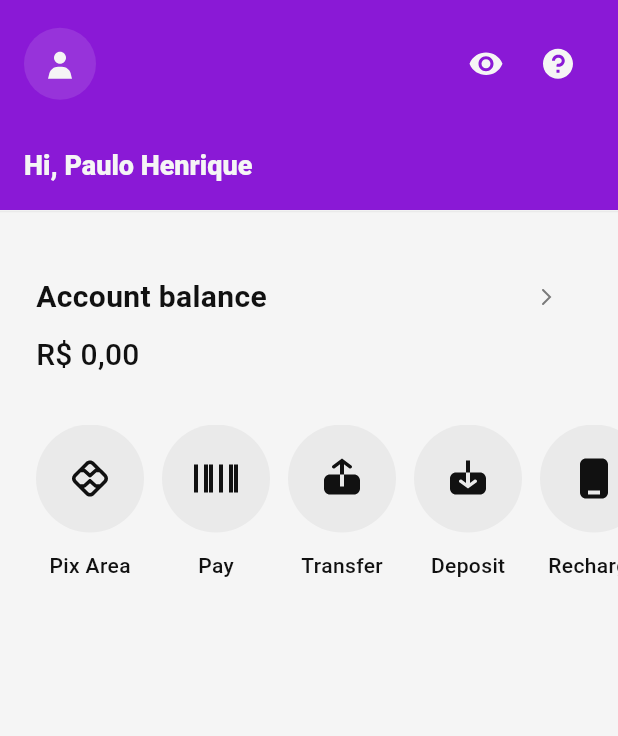
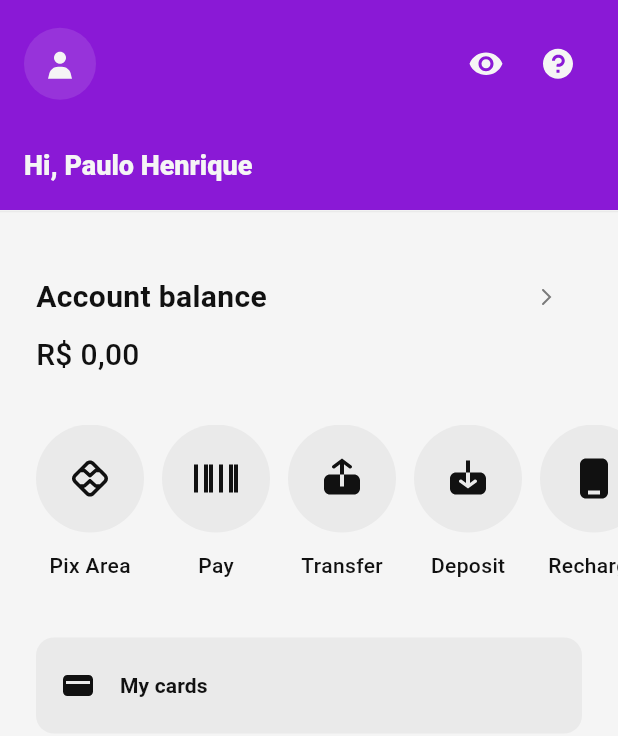
Before and after one commit to paulosabra/nubank, a Flutter app: the screen it shows after launch, on a phone screen of 412 x 824 dp. Shown: the top 736 px of the screen. Run offline on Flutter 3.47's test engine with Material 3 defaults, Android fonts, the phone set to English and light mode, and no system bars; our stand-ins replace flutter_svg, go_router.

Commit message:
feat(home): add MyCards button to HomePage

```diff
--- a/lib/core/assets/icons.dart
+++ b/lib/core/assets/icons.dart
@@ -1,5 +1,6 @@
 abstract class AppIcon {
   static const barcodeIcon = 'assets/icons/barcode.svg';
+  static const cardIcon = 'assets/icons/card.svg';
   static const chevronRightIcon = 'assets/icons/chevron-right.svg';
   static const eyeOffIcon = 'assets/icons/eye-off.svg';
   static const eyeOnIcon = 'assets/icons/eye-on.svg';
--- a/lib/core/localization/app_en.arb
+++ b/lib/core/localization/app_en.arb
@@ -14,5 +14,6 @@
   "transfer": "Transfer",
   "deposit": "Deposit",
   "rechard": "Recharge",
-  "invest": "Invest"
+  "invest": "Invest",
+  "myCards": "My cards"
 }
--- a/lib/core/localization/app_localizations.dart
+++ b/lib/core/localization/app_localizations.dart
@@ -151,6 +151,12 @@ abstract class AppLocalizations {
   /// In en, this message translates to:
   /// **'Invest'**
   String get invest;
+
+  /// No description provided for @myCards.
+  ///
+  /// In en, this message translates to:
+  /// **'My cards'**
+  String get myCards;
 }
 
 class _AppLocalizationsDelegate
--- a/lib/core/localization/app_localizations_en.dart
+++ b/lib/core/localization/app_localizations_en.dart
@@ -36,4 +36,7 @@ class AppLocalizationsEn extends AppLocalizations {
 
   @override
   String get invest => 'Invest';
+
+  @override
+  String get myCards => 'My cards';
 }
--- a/lib/core/localization/app_localizations_pt.dart
+++ b/lib/core/localization/app_localizations_pt.dart
@@ -36,4 +36,7 @@ class AppLocalizationsPt extends AppLocalizations {
 
   @override
   String get invest => 'Investir';
+
+  @override
+  String get myCards => 'Meus cartões';
 }
--- a/lib/core/localization/app_pt.arb
+++ b/lib/core/localization/app_pt.arb
@@ -14,5 +14,6 @@
   "transfer": "Transferir",
   "deposit": "Depositar",
   "rechard": "Recarga",
-  "invest": "Investir"
+  "invest": "Investir",
+  "myCards": "Meus cartões"
 }
--- a/lib/pages/home/home_page.dart
+++ b/lib/pages/home/home_page.dart
@@ -1,5 +1,6 @@
 import 'package:flutter/material.dart';
 import 'package:nubank/components/app_bar.dart';
+import 'package:nubank/components/button.dart';
 import 'package:nubank/components/card.dart';
 import 'package:nubank/core/assets/icons.dart';
 import 'package:nubank/core/utils/extensions/context.dart';
@@ -70,6 +71,23 @@ class HomePage extends StatelessWidget {
                   ],
                 ),
               ),
+              Padding(
+                padding: const EdgeInsets.symmetric(
+                  horizontal: 24,
+                  vertical: 32,
+                ),
+                child: NuButton.secondary(
+                  text: context.l10n.myCards,
+                  icon: AppIcon.cardIcon,
+                  onPressed: () {
+                    ScaffoldMessenger.of(context).showSnackBar(
+                      SnackBar(
+                        content: Text('${context.l10n.myCards} Button Pressed'),
+                      ),
+                    );
+                  },
+                ),
+              ),
             ],
           ),
         ),
```
Also changed, not shown: assets/icons/card.svg (added).
